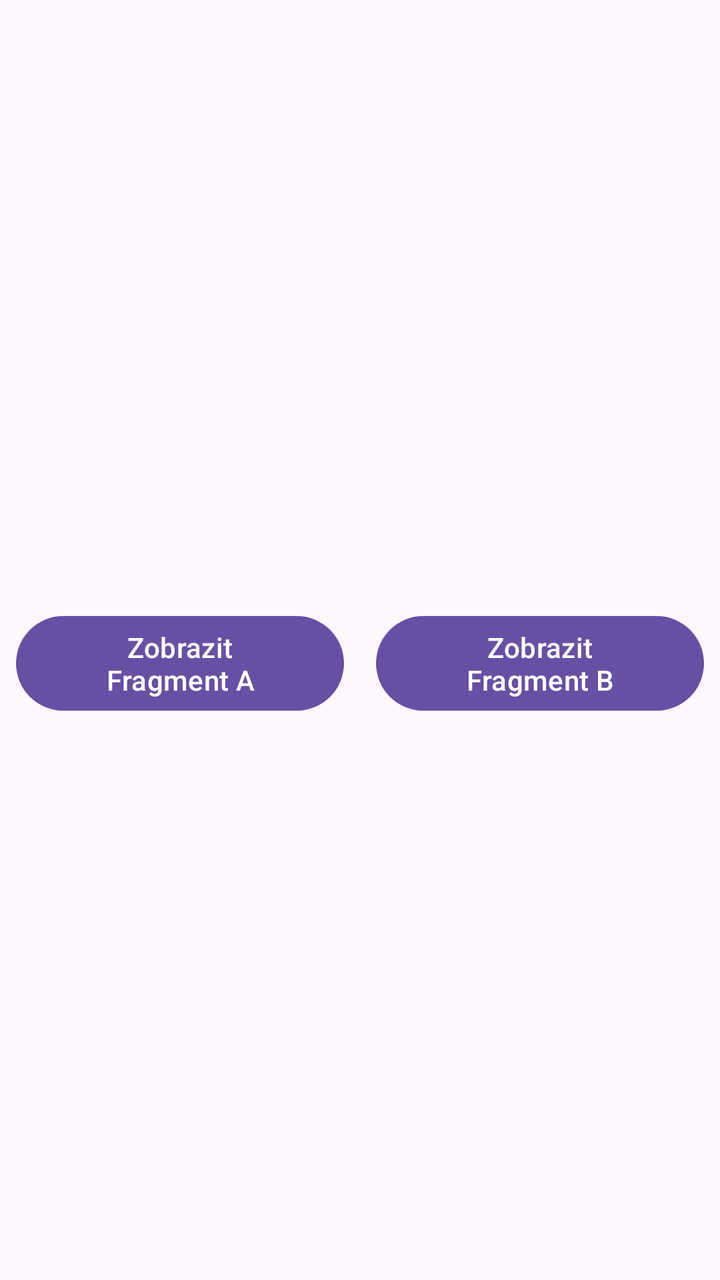
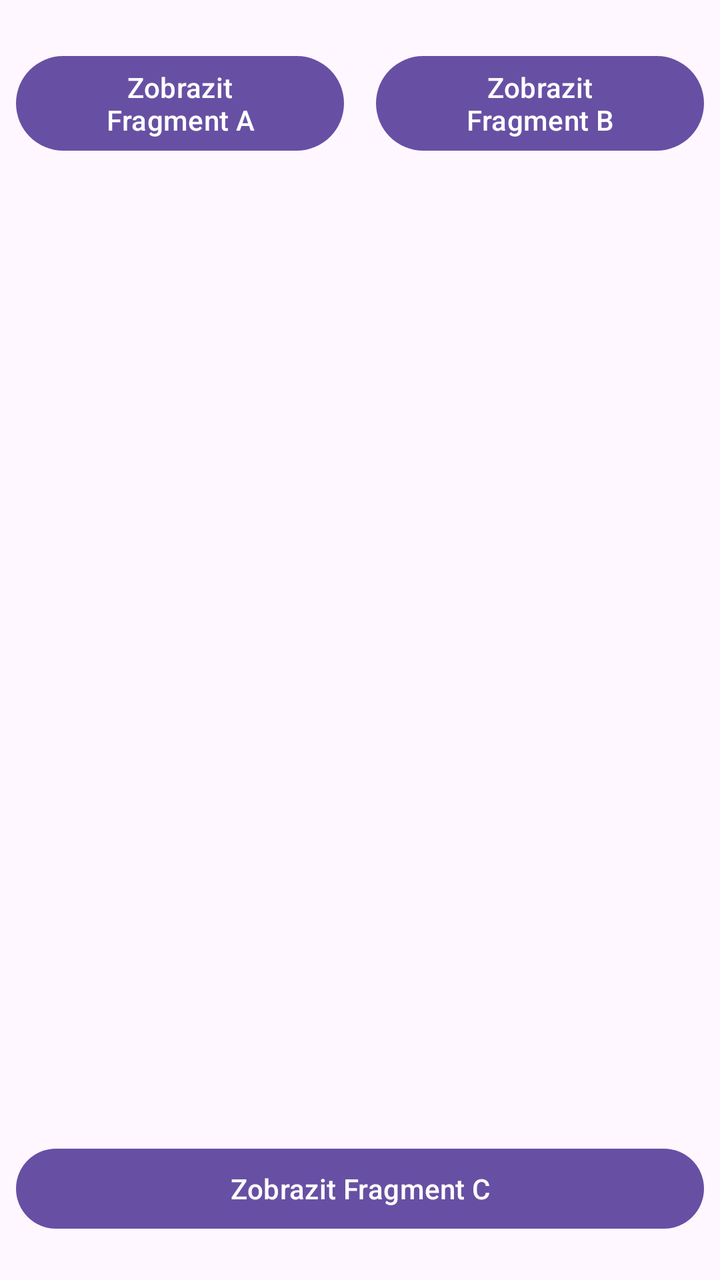

The first picture is an Android layout as it rendered before a commit; the second is the same layout after the commit. The layout source and the unified diff follow.
<!-- AndroidManifest.xml: application theme Theme.MyApp06_Fragments -->
<!-- res/layout/activity_main.xml -->
<?xml version="1.0" encoding="utf-8"?>
<androidx.constraintlayout.widget.ConstraintLayout
    xmlns:android="http://schemas.android.com/apk/res/android"
    xmlns:app="http://schemas.android.com/apk/res-auto"
    xmlns:tools="http://schemas.android.com/tools"
    android:id="@+id/main"
    android:layout_width="match_parent"
    android:layout_height="match_parent"
    tools:context=".MainActivity">

    
    <LinearLayout
        android:id="@+id/linearLayout"
        android:layout_width="match_parent"
        android:layout_height="wrap_content"
        android:layout_marginTop="296dp"
        android:orientation="horizontal"
        app:layout_constraintEnd_toEndOf="parent"
        app:layout_constraintHorizontal_bias="0.0"
        app:layout_constraintStart_toStartOf="parent"
        app:layout_constraintTop_toTopOf="parent">

        <Button
            android:id="@+id/btnFragmentA"
            android:layout_width="0dp"
            android:layout_height="wrap_content"
            android:layout_margin="8dp"
            android:layout_weight="1"
            android:text="Zobrazit Fragment A" />

        <Button
            android:id="@+id/btnFragmentB"
            android:layout_width="0dp"
            android:layout_height="wrap_content"
            android:layout_margin="8dp"
            android:layout_weight="1"
            android:text="Zobrazit Fragment B" />
    </LinearLayout>

    <androidx.fragment.app.FragmentContainerView
        android:id="@+id/fragmentContainer"
        android:layout_width="0dp"
        android:layout_height="0dp"
        app:layout_constraintBottom_toBottomOf="parent"
        app:layout_constraintEnd_toEndOf="parent"
        app:layout_constraintStart_toStartOf="parent"
        app:layout_constraintTop_toBottomOf="@+id/linearLayout" />

</androidx.constraintlayout.widget.ConstraintLayout>
<!-- resources referenced by this layout -->
<resources>
  <style name="Theme.MyApp06_Fragments" parent="Base.Theme.MyApp06_Fragments" />
  <style name="Base.Theme.MyApp06_Fragments" parent="Theme.Material3.DayNight.NoActionBar">
          
          
      </style>
</resources>

<!-- the commit's change to res/layout/activity_main.xml (unified diff, before → after) -->
@@ -9,14 +9,15 @@
     tools:context=".MainActivity">
 
     
+
     <LinearLayout
         android:id="@+id/linearLayout"
         android:layout_width="match_parent"
         android:layout_height="wrap_content"
-        android:layout_marginTop="296dp"
+        android:layout_marginTop="16dp"
         android:orientation="horizontal"
         app:layout_constraintEnd_toEndOf="parent"
-        app:layout_constraintHorizontal_bias="0.0"
+        app:layout_constraintHorizontal_bias="1.0"
         app:layout_constraintStart_toStartOf="parent"
         app:layout_constraintTop_toTopOf="parent">
 
@@ -35,6 +36,7 @@
             android:layout_margin="8dp"
             android:layout_weight="1"
             android:text="Zobrazit Fragment B" />
+
     </LinearLayout>
 
     <androidx.fragment.app.FragmentContainerView
@@ -46,4 +48,19 @@
         app:layout_constraintStart_toStartOf="parent"
         app:layout_constraintTop_toBottomOf="@+id/linearLayout" />
 
+    <Button
+        android:id="@+id/btnFragmentC"
+        android:layout_width="0dp"
+        android:layout_height="wrap_content"
+        android:layout_margin="8dp"
+        android:layout_weight="1"
+        android:text="Zobrazit Fragment C"
+        app:layout_constraintBottom_toBottomOf="@+id/fragmentContainer"
+        app:layout_constraintEnd_toEndOf="parent"
+        app:layout_constraintHorizontal_bias="0.0"
+        app:layout_constraintStart_toStartOf="parent"
+        app:layout_constraintTop_toTopOf="parent"
+        app:layout_constraintVertical_bias="0.976" />
+
+
 </androidx.constraintlayout.widget.ConstraintLayout>
